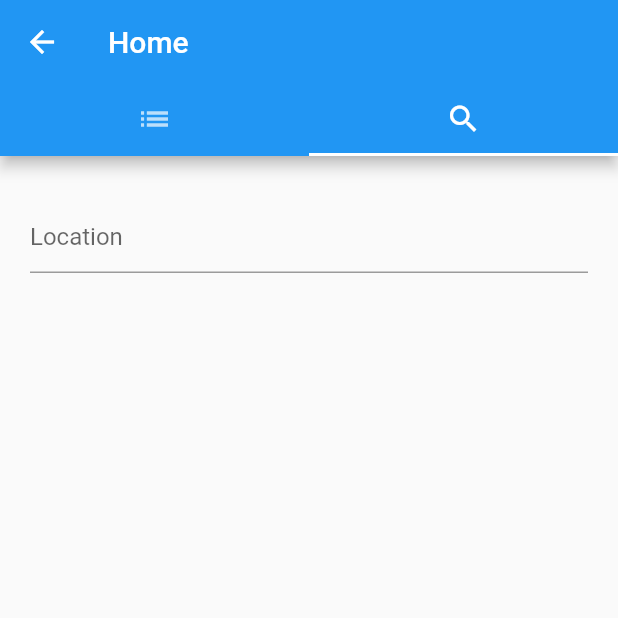
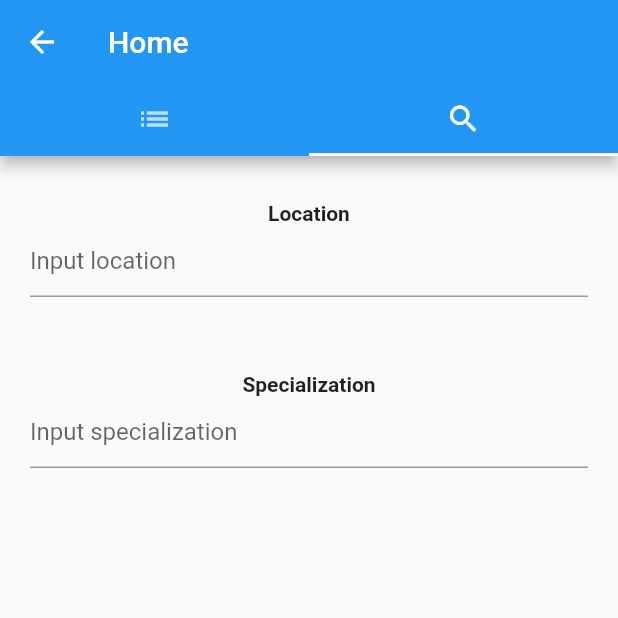
Before and after one commit to levimatheri/myusica, a Flutter app: the HomePage screen opened directly, tab 2 chosen, on a phone screen of 412 x 824 dp, the top half of it. Run offline on Flutter 3.47's test engine with Material 2 defaults, Android fonts, the phone set to English and light mode, and no system bars; missing offline and left inert: autocomplete_textfield, google_maps_webservice.

Commit message:
added specialization input worklow fixed bug with location query

```diff
--- a/lib/home.dart
+++ b/lib/home.dart
@@ -1,5 +1,6 @@
 import 'package:flutter/material.dart';
 import 'package:myusica/subs/location_query.dart';
+import 'package:myusica/subs/specialization_query.dart';
 
 class HomePage extends StatelessWidget {
   @override
@@ -39,45 +40,80 @@ class TextFieldFocus extends StatefulWidget {
 }
 
 class TextFieldFocusState extends State<TextFieldFocus> {
-  FocusNode _focusNode = new FocusNode();
+  FocusNode _locationFocusNode = new FocusNode();
+  FocusNode _specFocusNode = new FocusNode();
   final locationEditingController = new TextEditingController();
+  final specializationEditingController = new TextEditingController();
 
   @override
   void initState() {
     super.initState();
-    _focusNode.addListener(_onFocusChange);
+    _locationFocusNode.addListener(
+      () => _onFocusChange(
+          _locationFocusNode, LocationQuery(), locationEditingController
+      )
+    );
+    _specFocusNode.addListener(
+      () => _onFocusChange(
+          _specFocusNode, SpecializationQuery(), specializationEditingController
+      )
+    );
+    locationEditingController.clear();
+    specializationEditingController.clear();
   }
 
-  void _onFocusChange() async {
-    if (_focusNode.hasFocus) {
-      _focusNode.unfocus();
+  void _onFocusChange(
+      FocusNode fn, dynamic destination, TextEditingController controller
+      ) async {
+    if (fn.hasFocus) {
+      fn.unfocus();
       return;
     }
+    getResult(destination, controller);
+  }
 
-    // return a Future that will complete after
-    // Navigator.pop on location_query screen
-    final result = Navigator.push(
+  // return a Future that will complete after
+  // Navigator.pop on query screen
+  Future getResult(dynamic destination, TextEditingController controller) {
+    return Navigator.push(
       context,
       MaterialPageRoute(
-        builder: (context) => LocationQuery(),
+        builder: (context) => destination,
       ),
-    );
-
-    // set location text field to the result from location query
-    locationEditingController.text = result.toString();
+    ).then((result) {
+      if (result != null) controller.text = "$result";
+    }); // put result in text field
   }
-
-    //fill location text box
 
   @override
   Widget build(BuildContext context) {
     return new Container(
-      child: new TextField(
-        decoration: InputDecoration(
-          hintText: "Location"
-        ),
-        focusNode: _focusNode,
-        controller: locationEditingController,
+      child: Column(
+        children: <Widget>[
+          new Text(
+            "Location",
+            style: TextStyle(fontWeight: FontWeight.bold),
+          ),
+          new TextField(
+            decoration: InputDecoration(
+                hintText: "Input location"
+            ),
+            focusNode: _locationFocusNode,
+            controller: locationEditingController,
+          ),
+          new Container(margin: const EdgeInsets.only(bottom: 50.0),),
+          new Text(
+            "Specialization",
+            style: TextStyle(fontWeight: FontWeight.bold),
+          ),
+          new TextField(
+            decoration: InputDecoration(
+                hintText: "Input specialization"
+            ),
+            focusNode: _specFocusNode,
+            controller: specializationEditingController,
+          ),
+        ],
       ),
     );
   }
--- a/lib/main.dart
+++ b/lib/main.dart
@@ -9,6 +9,7 @@ void main() {
   ));
 }
 
+// LOGIN PAGE
 class LoginPage extends StatelessWidget {
   // This widget is the root of your application.
   @override
@@ -21,6 +22,7 @@ class LoginPage extends StatelessWidget {
         child: RaisedButton(
             child: Text('Launch home'),
             onPressed: () {
+              // Send user to home page if successful login
               Navigator.push(
                   context,
                   MaterialPageRoute(builder: (context) => HomePage()),
--- a/pubspec.yaml
+++ b/pubspec.yaml
@@ -21,6 +21,7 @@ dependencies:
   cupertino_icons: ^0.1.2
   flutter_google_places: ^0.1.4
   http: ^0.12.0
+  autocomplete_textfield: ^1.6.4
 
 dev_dependencies:
   flutter_test:
```
Also changed, not shown: lib/subs/location_query.dart (+4 -4 lines), lib/subs/specialization_query.dart (added, +79 -0 lines).
